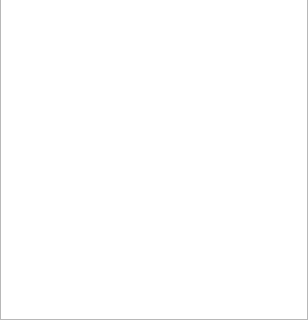
Above: Displays/config_materials/UI/loadvehicledialog.ui from ammelto/Stabilis-GUI before the change; both pictures show x 0 to 308 and y 148 to 468 of the 308 by 468 pixel window. Below: the same form after it.
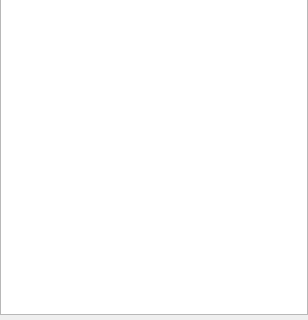
That is the form after the change.

```diff
--- a/Displays/config_materials/UI/loadvehicledialog.ui
+++ b/Displays/config_materials/UI/loadvehicledialog.ui
@@ -13,15 +13,18 @@
   <property name="windowTitle">
    <string>Form</string>
   </property>
-  <widget class="QListView" name="fileList">
+  <widget class="QListWidget" name="fileList">
    <property name="geometry">
     <rect>
      <x>0</x>
      <y>0</y>
      <width>308</width>
-     <height>468</height>
+     <height>463</height>
     </rect>
    </property>
+   <property name="styleSheet">
+    <string notr="true"/>
+   </property>
   </widget>
  </widget>
  <resources/>
```
